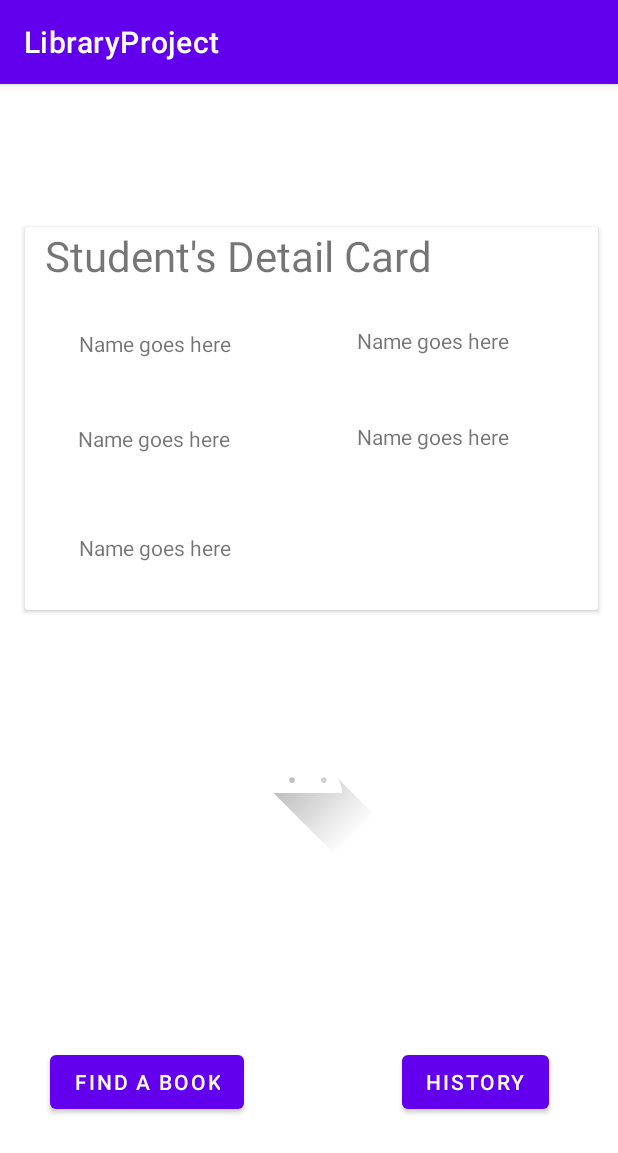
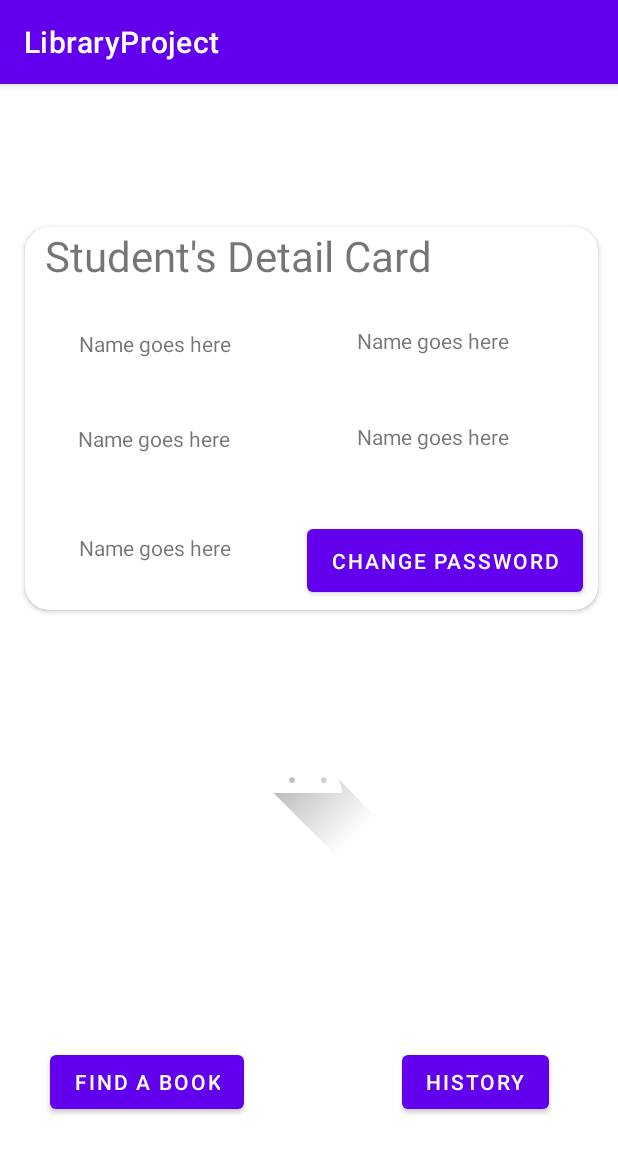
Before and after one commit to gayathrirajp/LibProject, an Android app: the StudentProfileActivity screen opened directly, with no data from a screen before it, on a phone screen of 412 x 824 dp. Shown: the top 1153 px of the screen. Run offline under Robolectric (Android 15) with nearby library versions, the phone set to English and light mode, and no system bars; libraries missing offline, so code that uses them is left out: com.journeyapps.barcodescanner.

Commit message:
Original Change password done

```diff
--- a/app/src/main/java/com/example/libraryproject/LoginActivity.java
+++ b/app/src/main/java/com/example/libraryproject/LoginActivity.java
@@ -75,7 +75,7 @@ public class LoginActivity extends AppCompatActivity {
             try{
                 set.next();
                 StaffId=set.getString(1);
-                StudentId=userName;
+                StudentId=set.getString(2);
                 if(flag=="Student" && !StudentId.equals("-1")){
                     Intent i= new Intent(LoginActivity.this,StudentProfileActivity.class);
                     i.putExtra("key", StudentId);
--- a/app/src/main/res/layout/activity_student_profile.xml
+++ b/app/src/main/res/layout/activity_student_profile.xml
@@ -35,6 +35,7 @@
         android:layout_width="382dp"
         android:layout_height="255dp"
         android:measureAllChildren="true"
+        app:cardCornerRadius="16dp"
         app:layout_constraintBottom_toBottomOf="parent"
         app:layout_constraintEnd_toEndOf="parent"
         app:layout_constraintHorizontal_bias="0.551"
@@ -120,10 +121,23 @@
                 android:id="@+id/txtCardTitle"
                 android:layout_width="match_parent"
                 android:layout_height="wrap_content"
-                android:gravity="left"
                 android:text="  Student's Detail Card"
                 android:textAlignment="viewStart"
                 android:textSize="28dp" />
+
+            <Button
+                android:layout_width="184dp"
+                android:layout_height="54dp"
+                android:layout_alignParentStart="true"
+                android:layout_alignParentTop="true"
+                android:layout_alignParentEnd="true"
+                android:layout_alignParentBottom="true"
+                android:layout_marginStart="188dp"
+                android:layout_marginTop="195dp"
+                android:layout_marginEnd="10dp"
+                android:layout_marginBottom="6dp"
+                android:text="Change password"
+                android:id="@+id/btnChangePassword"/>
 
         </RelativeLayout>
     </androidx.cardview.widget.CardView>
```
Also changed, not shown: app/src/main/java/businesslayer/StudentLayer.java (+22 -0 lines), app/src/main/java/com/example/libraryproject/HistoryActivity.java (+4 -26 lines), app/src/main/res/layout/activity_find_book.xml (+22 -12 lines), app/src/main/res/layout/card_find_book.xml (+6 -6 lines).
